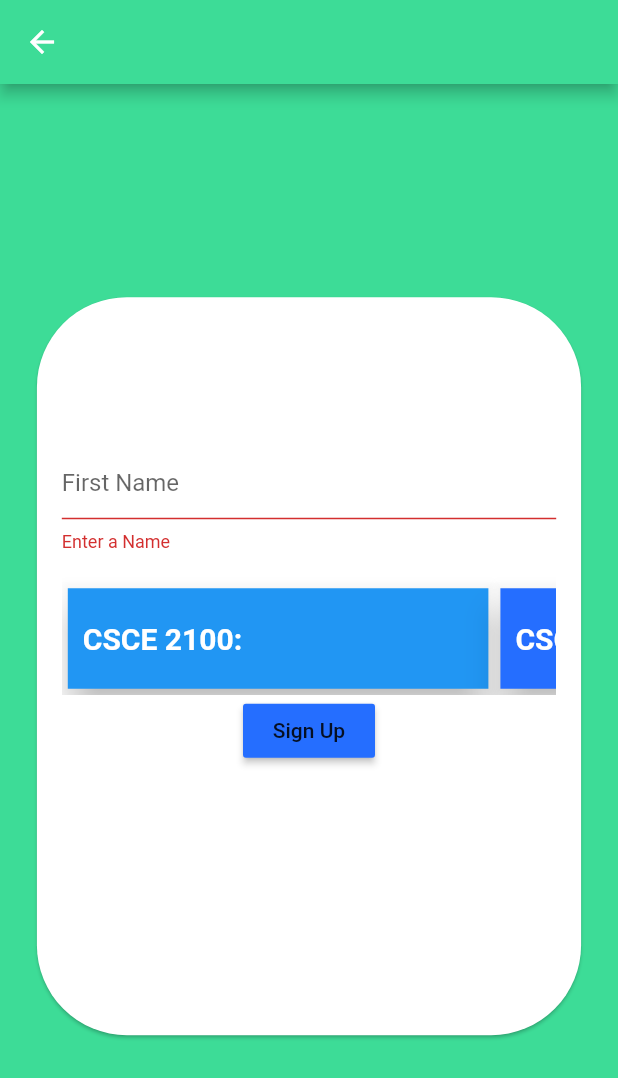
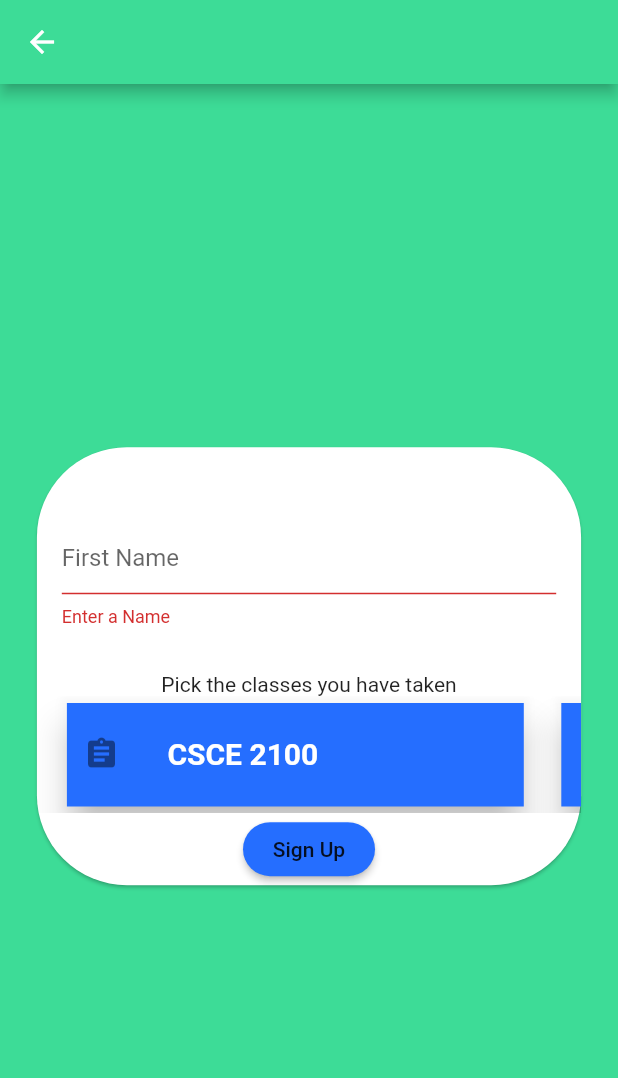
Before and after one commit to devinshawntripp/dpTutors, a Flutter app: the RegisterTutor screen opened directly, after a tap on "Sign Up", on a phone screen of 412 x 824 dp. Shown: the top 1078 px of the screen. Run offline on Flutter 3.47's test engine with Material 2 defaults, Android fonts, the phone set to English and light mode, and no system bars; our stand-ins replace cloud_firestore, firebase_auth, flutter_spinkit; accounts and stored records are empty; network calls fail.

Commit message:
added tutor functionality in the database, added classes and ui to pick classes

```diff
--- a/lib/Screens/LoggedIn/tutors.dart
+++ b/lib/Screens/LoggedIn/tutors.dart
@@ -35,7 +35,14 @@ class _TutorsState extends State<Tutors> {
               ),
             ],
           ),
-          body: Center(child: TutorsList()),
+          body: Center(
+            child: Column(children: <Widget>[
+
+              Expanded(
+                child: TutorsList(),
+              )
+            ],)
+          ),
         ));
   }
 }
--- /dev/null
+++ b/lib/Screens/RegisterDecider/classlist.dart
@@ -0,0 +1,33 @@
+import 'package:dp_tutors/Screens/RegisterDecider/classtile.dart';
+import 'package:dp_tutors/Screens/RegisterDecider/registerTutor.dart';
+import 'package:dp_tutors/models/user.dart';
+import 'package:flutter/material.dart';
+
+
+
+class ClassList extends StatefulWidget {
+  @override
+  _ClassListState createState() => _ClassListState();
+}
+
+class _ClassListState extends State<ClassList> {
+
+
+
+
+
+
+  @override
+  Widget build(BuildContext context) {
+
+    return ListView.builder(
+      scrollDirection: Axis.horizontal,
+      itemCount: classes.length,
+      itemBuilder: (context, index) {
+
+        return ClassTile(classname: classes[index]);
+      },
+
+    );
+  }
+}
--- /dev/null
+++ b/lib/Screens/RegisterDecider/classtile.dart
@@ -0,0 +1,92 @@
+import 'package:dp_tutors/Screens/RegisterDecider/classlist.dart';
+import 'package:flutter/material.dart';
+import 'package:dp_tutors/models/user.dart';
+import 'package:dp_tutors/Screens/RegisterDecider/registerTutor.dart';
+
+class ClassTile extends StatefulWidget {
+  final String classname;
+  ClassTile({this.classname});
+  @override
+  _ClassTileState createState() => _ClassTileState();
+}
+
+
+class _ClassTileState extends State<ClassTile> {
+
+
+  int selectedColor = 0xff256EFF;
+
+  toggleColor() {
+    if (selectedColor == 0xff256EFF) {
+      selectedColor = 0xff3DDC97;
+    } else {
+      selectedColor = 0xff256EFF;
+    }
+  }
+
+  addclass(String name) {
+    if(selectedColor == 0xff256EFF){
+      takenClasses.remove(name);
+    } else {
+      takenClasses.add(name);
+    }
+  }
+  @override
+  Widget build(BuildContext context) {
+    return IntrinsicHeight(
+      child: Container(
+        width: MediaQuery.of(context).size.width * 0.80,
+        height: 0,
+
+          child: Align(
+            alignment: Alignment.center,
+              child: SizedBox(
+                height: 75,
+                child: Card(
+
+                margin: EdgeInsets.fromLTRB(20.0, 3.0, 5.0, 3.0),
+
+                child: Padding(
+                  padding: const EdgeInsets.all(6.0),
+                  child: ListTile(
+                    onTap: (() {
+
+                      setState(() {
+                        toggleColor();
+                        addclass(widget.classname);
+
+                      });
+
+                      for (var some in takenClasses) {
+                        print("some class added" + some);
+                      };
+                      print(selectedColor);
+
+                      print(widget.classname + " Tapped");
+                    }),
+                    contentPadding: EdgeInsets.only(left: 5),
+                    leading: Icon(
+                      Icons.assignment
+                    ),
+                    title: Text(
+                    widget.classname,
+                    style: TextStyle(
+                      color: Colors.white,
+                      fontSize: 20,
+                      fontWeight: FontWeight.w700
+                    ),
+                  ),
+                  ),
+                ),
+                shape: ContinuousRectangleBorder(
+                  borderRadius: BorderRadius.all(new Radius.circular(0))
+                ),
+                color: Color(selectedColor),
+                elevation: 10,
+            ),
+              ),
+          )
+      ),
+    );
+  }
+}
--- a/lib/Screens/RegisterDecider/registerTutor.dart
+++ b/lib/Screens/RegisterDecider/registerTutor.dart
@@ -1,3 +1,5 @@
+import 'package:dp_tutors/Screens/RegisterDecider/classlist.dart';
+import 'package:dp_tutors/Screens/RegisterDecider/classtile.dart';
 import 'package:dp_tutors/Services/auth.dart';
 import 'package:dp_tutors/Services/database.dart';
 import 'package:dp_tutors/models/user.dart';
@@ -11,15 +13,6 @@ class RegisterTutor extends StatefulWidget {
 }
 
 class _RegisterTutorState extends State<RegisterTutor> {
-  int selectedColor = 0xff256EFF;
-
-  toggleColor() {
-    if (selectedColor == 0xff256EFF) {
-      selectedColor = 0xff3DDC97;
-    } else {
-      selectedColor = 0xff256EFF;
-    }
-  }
 
   bool loading = false;
 
@@ -38,19 +31,20 @@ class _RegisterTutorState extends State<RegisterTutor> {
       ),
       body: Center(
         child: Container(
-          margin:
-              EdgeInsets.only(top: MediaQuery.of(context).size.height / 100),
-          height: 500,
+          margin: EdgeInsets.only(top: MediaQuery.of(context).size.height / 100),
+          height: 300,
           width: MediaQuery.of(context).size.width * 0.90,
           child: Card(
             shape: RoundedRectangleBorder(
                 borderRadius: BorderRadius.all(new Radius.circular(60))),
             child: Column(
               children: <Widget>[
-                Form(
-                  child: Container(
+
+
+
+                  Container(
                     width: MediaQuery.of(context).size.width * 0.80,
-                    margin: EdgeInsets.only(top: 100),
+                    margin: EdgeInsets.only(top: 50, bottom: 0),
                     child: Form(
                       key: _formkey,
                       child: Column(
@@ -59,93 +53,32 @@ class _RegisterTutorState extends State<RegisterTutor> {
                             validator: (val) => val.isEmpty ? "Enter a Name" : null,
                             decoration: InputDecoration(hintText: "First Name"),
                             onChanged: (val) {
-                                        setState(() => firstname = val);
-                                      },
-                          ),
-                          SingleChildScrollView(
-                            scrollDirection: Axis.horizontal,
-                            child: Row(
-                              mainAxisAlignment: MainAxisAlignment.center,
-                              crossAxisAlignment: CrossAxisAlignment.center,
-                              children: <Widget>[
-                                //stores all the classes you can choose from
-                                GestureDetector(
-                                  onTap: () => print("2100 Tapped"),
-                                  child: Container(
-                                      margin: EdgeInsets.only(top: 20),
-                                      width: MediaQuery.of(context).size.width *
-                                          0.70,
-                                      height: 75,
-                                      child: Card(
-                                        child: Container(
-                                          margin: EdgeInsets.only(top: 22),
-                                          padding: EdgeInsets.only(left: 10),
-                                          child: Text(
-                                            "CSCE 2100:",
-                                            style: TextStyle(
-                                                color: Colors.white,
-                                                fontSize: 20,
-                                                fontWeight: FontWeight.w700),
-                                          ),
-                                        ),
-                                        shape: ContinuousRectangleBorder(
-                                            borderRadius: BorderRadius.all(
-                                                new Radius.circular(0))),
-                                        color: Colors.blue,
-                                        elevation: 10,
-                                      )),
-                                ),
-                                GestureDetector(
-                                  onTap: () {
-                                    setState(() {
-                                      toggleColor();
-                                    });
-
-                                    print("2110 Tapped");
-                                  },
-                                  child: Container(
-                                      margin: EdgeInsets.only(top: 20),
-                                      width: MediaQuery.of(context).size.width *
-                                          0.70,
-                                      height: 75,
-                                      child: Card(
-                                        child: Container(
-                                          margin: EdgeInsets.only(top: 22),
-                                          padding: EdgeInsets.only(left: 10),
-                                          child: Text(
-                                            "CSCE 2110:",
-                                            style: TextStyle(
-                                                color: Colors.white,
-                                                fontSize: 20,
-                                                fontWeight: FontWeight.w700),
-                                          ),
-                                        ),
-                                        shape: ContinuousRectangleBorder(
-                                            borderRadius: BorderRadius.all(
-                                                new Radius.circular(0))),
-                                        color: Color(selectedColor),
-                                        elevation: 10,
-                                      )),
-                                ),
-                              ],
-                            ),
+                              setState(() => firstname = val);
+                            },
                           ),
                         ],
                       ),
                     ),
                   ),
-                ),
+                  SizedBox(height: 30,),
+                  Text("Pick the classes you have taken"),
+                  Expanded(
+                    child: ClassList(),
+                  ),
                 RaisedButton(
                   onPressed: () async {
                     if(_formkey.currentState.validate()){
-                      // setState(() => loading = true);
-                      List<String> clas = ["hello"];
-                      await _database.registerTutor(user, firstname, clas);
+                      setState(() => loading = true);
+                      await _database.registerTutor(user, firstname, takenClasses);
+                      takenClasses = [];
 
                     } else {
                       loading = false;
                     }
                   },
+                  shape: RoundedRectangleBorder(
+                    borderRadius: BorderRadius.all(new Radius.circular(60))
+                  ),
                   color: Color(0xff256EFF),
                   child: Text("Sign Up"),
                 )
--- a/lib/Services/database.dart
+++ b/lib/Services/database.dart
@@ -22,11 +22,16 @@ class DatabaseService {
     return await tutorsCollection.document(user.uid).setData({
       'firstname': firstname,
       'rating': 0,
+      'classes': FieldValue.arrayUnion(classes),
 
 
     });
-    // return await tutorsCollection.document(user.uid).collection("classes").document().setData({
+    // for (var someclass in classes){
 
+    // }
+
+    // return await tutorsCollection.document(user.uid).collection("classes").document().updateData({
+    //   {"data": classes}
     // });
 
   }
--- a/lib/models/user.dart
+++ b/lib/models/user.dart
@@ -24,3 +24,12 @@ class Tutor {
 
   Tutor({this.firstName, this.rating});
 }
+
+final List<String> classes = ["CSCE 2100","CSCE 2110", "Automata Theory"];
+
+// class EngClass {
+//   final String name;
+//   final String eng
+// }
+
+List<String> takenClasses = [];
```
